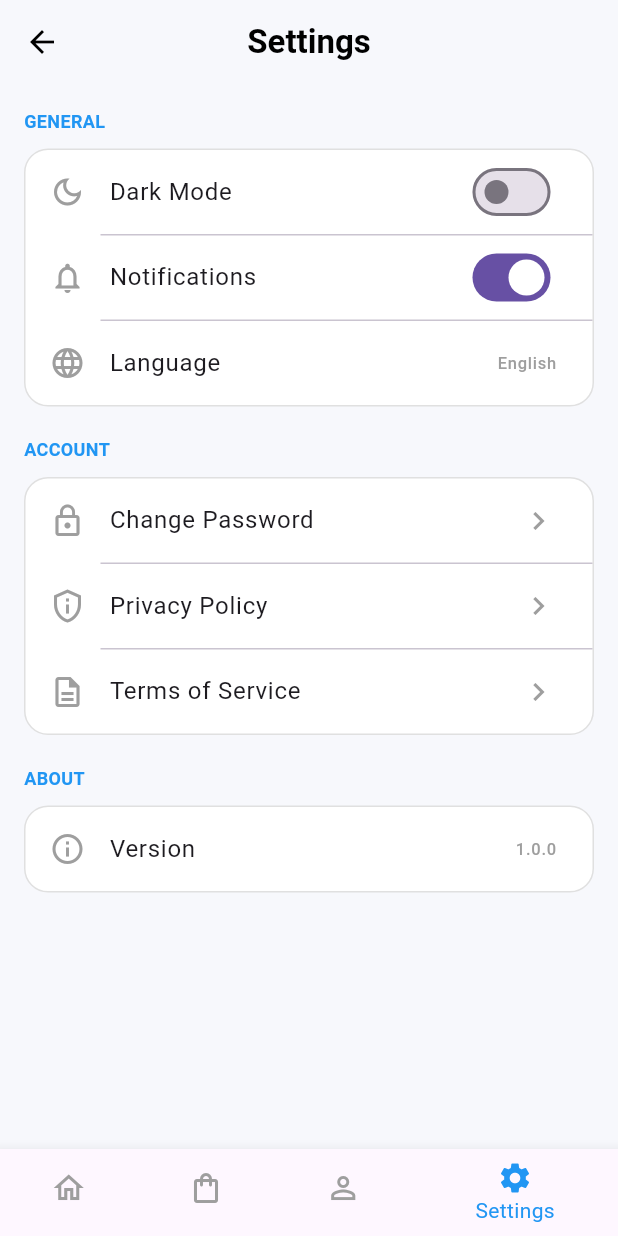
After one commit to mostafaelwazzany/flutter-task-5-Nti, a Flutter app: the SettingsScreen screen opened directly, on a phone screen of 412 x 824 dp. The commit adds this screen. Run offline on Flutter 3.47's test engine with Material 3 defaults, Android fonts, the phone set to English and light mode, and no system bars.

Commit message:
feat: Add SettingsScreen and integrate navigation from ProfileScreen

```diff
--- a/lib/screens/profile_screen.dart
+++ b/lib/screens/profile_screen.dart
@@ -1,5 +1,6 @@
 import 'package:flutter/material.dart';
 import 'package:flutter_application_1/constants/app_colors.dart';
+import 'package:flutter_application_1/screens/settings_screen.dart';
 
 class ProfileScreen extends StatelessWidget {
   const ProfileScreen({super.key});
@@ -104,6 +105,16 @@ class ProfileScreen extends StatelessWidget {
         currentIndex: 2,
         selectedItemColor: Colors.blue,
         unselectedItemColor: Colors.grey,
+        onTap: (index) {
+          if (index == 3) {
+            Navigator.push(
+              context,
+              MaterialPageRoute(
+                builder: (context) => const SettingsScreen(),
+              ),
+            );
+          }
+        },
         items: const [
           BottomNavigationBarItem(
             icon: Icon(Icons.home_outlined),
--- /dev/null
+++ b/lib/screens/settings_screen.dart
@@ -0,0 +1,177 @@
+import 'package:flutter/material.dart';
+import 'package:flutter_application_1/constants/app_colors.dart';
+
+class SettingsScreen extends StatefulWidget {
+  const SettingsScreen({super.key});
+
+  @override
+  State<SettingsScreen> createState() => _SettingsScreenState();
+}
+
+class _SettingsScreenState extends State<SettingsScreen> {
+  bool darkMode = false;
+  bool notifications = true;
+
+  @override
+  Widget build(BuildContext context) {
+    return Scaffold(
+      backgroundColor: AppColors.background,
+      appBar: AppBar(
+        backgroundColor: AppColors.background,
+        elevation: 0,
+        title: const Text(
+          'Settings',
+          style: TextStyle(
+            color: Colors.black,
+            fontWeight: FontWeight.bold,
+          ),
+        ),
+      ),
+      body: ListView(
+        padding: const EdgeInsets.all(16),
+        children: [
+          const Text(
+            'GENERAL',
+            style: TextStyle(
+              color: Colors.blue,
+              fontWeight: FontWeight.bold,
+              fontSize: 12,
+            ),
+          ),
+          const SizedBox(height: 10),
+          _card([
+            _switchTile(
+              icon: Icons.dark_mode_outlined,
+              title: 'Dark Mode',
+              trailing: Switch(
+                value: darkMode,
+                onChanged: (value) {
+                  setState(() {
+                    darkMode = value;
+                  });
+                },
+              ),
+            ),
+            _divider(),
+            _switchTile(
+              icon: Icons.notifications_none,
+              title: 'Notifications',
+              trailing: Switch(
+                value: notifications,
+                onChanged: (value) {
+                  setState(() {
+                    notifications = value;
+                  });
+                },
+              ),
+            ),
+            _divider(),
+            _switchTile(
+              icon: Icons.language_outlined,
+              title: 'Language',
+              trailing: const Text(
+                'English',
+                style: TextStyle(color: Colors.grey),
+              ),
+            ),
+          ]),
+          const SizedBox(height: 20),
+          const Text(
+            'ACCOUNT',
+            style: TextStyle(
+              color: Colors.blue,
+              fontWeight: FontWeight.bold,
+              fontSize: 12,
+            ),
+          ),
+          const SizedBox(height: 10),
+          _card([
+            _tile(Icons.lock_outline, 'Change Password'),
+            _divider(),
+            _tile(Icons.privacy_tip_outlined, 'Privacy Policy'),
+            _divider(),
+            _tile(Icons.description_outlined, 'Terms of Service'),
+          ]),
+          const SizedBox(height: 20),
+          const Text(
+            'ABOUT',
+            style: TextStyle(
+              color: Colors.blue,
+              fontWeight: FontWeight.bold,
+              fontSize: 12,
+            ),
+          ),
+          const SizedBox(height: 10),
+          _card([
+            _switchTile(
+              icon: Icons.info_outline,
+              title: 'Version',
+              trailing: const Text(
+                '1.0.0',
+                style: TextStyle(color: Colors.grey),
+              ),
+            ),
+          ]),
+        ],
+      ),
+      bottomNavigationBar: BottomNavigationBar(
+        currentIndex: 3,
+        selectedItemColor: Colors.blue,
+        unselectedItemColor: Colors.grey,
+        items: const [
+          BottomNavigationBarItem(
+            icon: Icon(Icons.home_outlined),
+            label: 'Home',
+          ),
+          BottomNavigationBarItem(
+            icon: Icon(Icons.shopping_bag_outlined),
+            label: 'Shop',
+          ),
+          BottomNavigationBarItem(
+            icon: Icon(Icons.person_outline),
+            label: 'Profile',
+          ),
+          BottomNavigationBarItem(
+            icon: Icon(Icons.settings),
+            label: 'Settings',
+          ),
+        ],
+      ),
+    );
+  }
+
+  Widget _card(List<Widget> children) {
+    return Container(
+      decoration: BoxDecoration(
+        color: Colors.white,
+        borderRadius: BorderRadius.circular(16),
+        border: Border.all(color: Colors.grey.shade300),
+      ),
+      child: Column(children: children),
+    );
+  }
+
+  Widget _divider() {
+    return const Divider(height: 1, indent: 50);
+  }
+
+  Widget _tile(IconData icon, String title) {
+    return ListTile(
+      leading: Icon(icon, color: Colors.grey),
+      title: Text(title),
+      trailing: const Icon(Icons.chevron_right, color: Colors.grey),
+    );
+  }
+
+  Widget _switchTile({
+    required IconData icon,
+    required String title,
+    required Widget trailing,
+  }) {
+    return ListTile(
+      leading: Icon(icon, color: Colors.grey),
+      title: Text(title),
+      trailing: trailing,
+    );
+  }
+}
```
Also changed, not shown: 1 other file.
